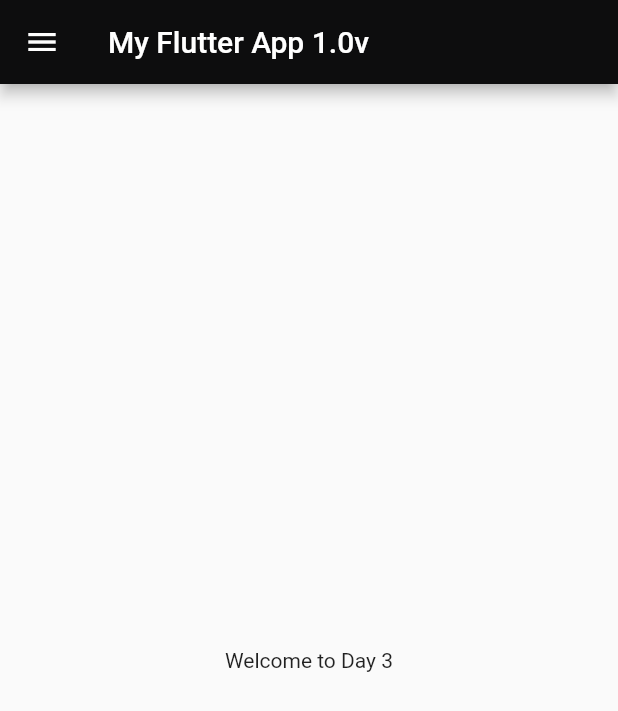
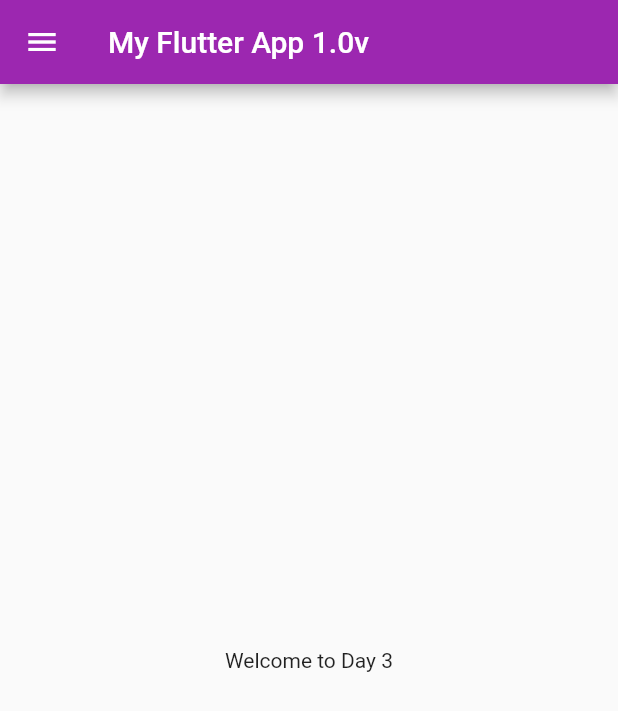
Before and after one commit to gupta-yuvraj/flutter_course, a Flutter app: the screen it shows after launch, on a phone screen of 412 x 824 dp. Shown: the top 711 px of the screen. Run offline on Flutter 3.47's test engine with Material 2 defaults, Android fonts, the phone set to English and light mode, and no system bars.

Commit message:
Day 3 Completed

```diff
--- a/lib/main.dart
+++ b/lib/main.dart
@@ -1,5 +1,6 @@
 import 'package:flutter/material.dart';
-import 'home_page.dart';
+import 'pages/home_page.dart';
+import 'pages/login_page.dart';
 
 void main() {
   runApp(MyApp());
@@ -10,8 +11,19 @@ class MyApp extends StatelessWidget {
   Widget build(BuildContext context) {
     // ignore: prefer_const_constructors
     return MaterialApp(
-      home: HomePage(),
       debugShowCheckedModeBanner: false,
+      themeMode: ThemeMode.light,
+      theme: ThemeData(
+        primarySwatch: Colors.purple,
+      ),
+      darkTheme: ThemeData(
+        brightness: Brightness.dark,
+      ),
+      initialRoute: "/home",
+      routes: {
+        "/login": (context) => LoginPage(),
+        "/home": (context) => HomePage(),
+      },
     );
   }
 }
--- a/lib/home_page.dart
+++ b/lib/pages/home_page.dart
@@ -9,7 +9,6 @@ class HomePage extends StatelessWidget {
     return Scaffold(
       appBar: AppBar(
         title: Text("My Flutter App $version"),
-        backgroundColor: Color.fromARGB(255, 13, 13, 14),
       ),
       body: Center(
         child: Container(
```
Also changed, not shown: lib/pages/login_page.dart (added, +20 -0 lines).
